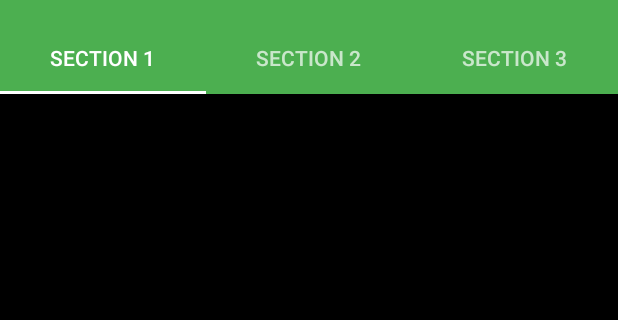
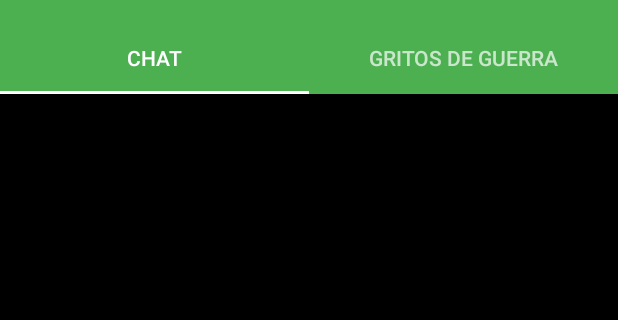
Before and after one commit to adelinosegundo/fans-mobile-app, an Android app: the FansRoomActivity screen opened directly, with no data from a screen before it, on a phone screen of 412 x 824 dp, the part 74-394 px from its top. Run offline under Robolectric (Android 15) with nearby library versions, the phone set to English and light mode, and no system bars; 1 statement that could not run was skipped.

Commit message:
Update fans room.

```diff
--- a/app/src/main/java/co/tootz/fans/activities/FansRoomActivity.java
+++ b/app/src/main/java/co/tootz/fans/activities/FansRoomActivity.java
@@ -20,6 +20,8 @@ import android.view.ViewGroup;
 import android.widget.TextView;
 
 import co.tootz.fans.R;
+import co.tootz.fans.fragments.FansRoomBattleCryFragment;
+import co.tootz.fans.fragments.FansRoomChatFragment;
 
 public class FansRoomActivity extends AppCompatActivity {
 
@@ -118,7 +120,7 @@ public class FansRoomActivity extends AppCompatActivity {
         @Override
         public View onCreateView(LayoutInflater inflater, ViewGroup container,
                                  Bundle savedInstanceState) {
-            View rootView = inflater.inflate(R.layout.fragment_fans_room, container, false);
+            View rootView = inflater.inflate(R.layout.chat_fragment, container, false);
             TextView textView = (TextView) rootView.findViewById(R.id.section_label);
             textView.setText(getString(R.string.section_format, getArguments().getInt(ARG_SECTION_NUMBER)));
             return rootView;
@@ -139,26 +141,31 @@ public class FansRoomActivity extends AppCompatActivity {
         public Fragment getItem(int position) {
             // getItem is called to instantiate the fragment for the given page.
             // Return a PlaceholderFragment (defined as a static inner class below).
-            return PlaceholderFragment.newInstance(position + 1);
+
+            switch (position) {
+                case 0: return FansRoomChatFragment.newInstance("Chat, 1");
+                case 1: return FansRoomBattleCryFragment.newInstance("Gritos de Guerra, 1");
+                default: return FansRoomChatFragment.newInstance("Chat, 1");
+            }
         }
 
         @Override
         public int getCount() {
             // Show 3 total pages.
-            return 3;
+            return 2;
         }
 
         @Override
         public CharSequence getPageTitle(int position) {
             switch (position) {
                 case 0:
-                    return "SECTION 1";
+                    return "CHAT";
                 case 1:
-                    return "SECTION 2";
-                case 2:
-                    return "SECTION 3";
+                    return "GRITOS DE GUERRA";
+                default:
+                    return "CHAT";
             }
-            return null;
+//            return null;
         }
     }
 }
--- /dev/null
+++ b/app/src/main/java/co/tootz/fans/fragments/FansRoomBattleCryFragment.java
@@ -0,0 +1,33 @@
+package co.tootz.fans.fragments;
+
+import android.os.Bundle;
+import android.support.v4.app.Fragment;
+import android.view.LayoutInflater;
+import android.view.View;
+import android.view.ViewGroup;
+
+import co.tootz.fans.R;
+
+public class FansRoomBattleCryFragment extends Fragment {
+
+    @Override
+    public View onCreateView(LayoutInflater inflater, ViewGroup container, Bundle savedInstanceState) {
+        View v = inflater.inflate(R.layout.chat_fragment, container, false);
+
+//        TextView tv = (TextView) v.findViewById(R.id.tvFragFirst);
+//        tv.setText(getArguments().getString("msg"));
+
+        return v;
+    }
+
+    public static FansRoomBattleCryFragment newInstance(String text) {
+
+        FansRoomBattleCryFragment f = new FansRoomBattleCryFragment();
+        Bundle b = new Bundle();
+        b.putString("msg", text);
+
+        f.setArguments(b);
+
+        return f;
+    }
+}
--- /dev/null
+++ b/app/src/main/java/co/tootz/fans/fragments/FansRoomChatFragment.java
@@ -0,0 +1,39 @@
+package co.tootz.fans.fragments;
+
+import android.os.Bundle;
+import android.support.v4.app.Fragment;
+import android.view.LayoutInflater;
+import android.view.View;
+import android.view.ViewGroup;
+
+import co.tootz.fans.R;
+
+/**
+ * TODO: Add a class header comment!
+ */
+public class FansRoomChatFragment extends Fragment {
+
+    @Override
+    public View onCreateView(LayoutInflater inflater, ViewGroup container, Bundle savedInstanceState) {
+        View v = inflater.inflate(R.layout.battle_cry_fragment, container, false);
+
+//        TextView tv = (TextView) v.findViewById(R.id.tvFragFirst);
+//        tv.setText(getArguments().getString("msg"));
+
+        return v;
+    }
+
+    public FansRoomChatFragment() {
+    }
+
+    public static FansRoomChatFragment newInstance(String text) {
+
+        FansRoomChatFragment f = new FansRoomChatFragment();
+        Bundle b = new Bundle();
+        b.putString("msg", text);
+
+        f.setArguments(b);
+
+        return f;
+    }
+}
--- /dev/null
+++ b/app/src/main/res/layout/battle_cry_fragment.xml
@@ -0,0 +1,6 @@
+<?xml version="1.0" encoding="utf-8"?>
+<LinearLayout xmlns:android="http://schemas.android.com/apk/res/android"
+    android:orientation="vertical" android:layout_width="match_parent"
+    android:layout_height="match_parent">
+
+</LinearLayout>
```
Also changed, not shown: app/src/main/res/layout/chat_fragment.xml (renamed from app/src/main/res/layout/fragment_fans_room.xml).
